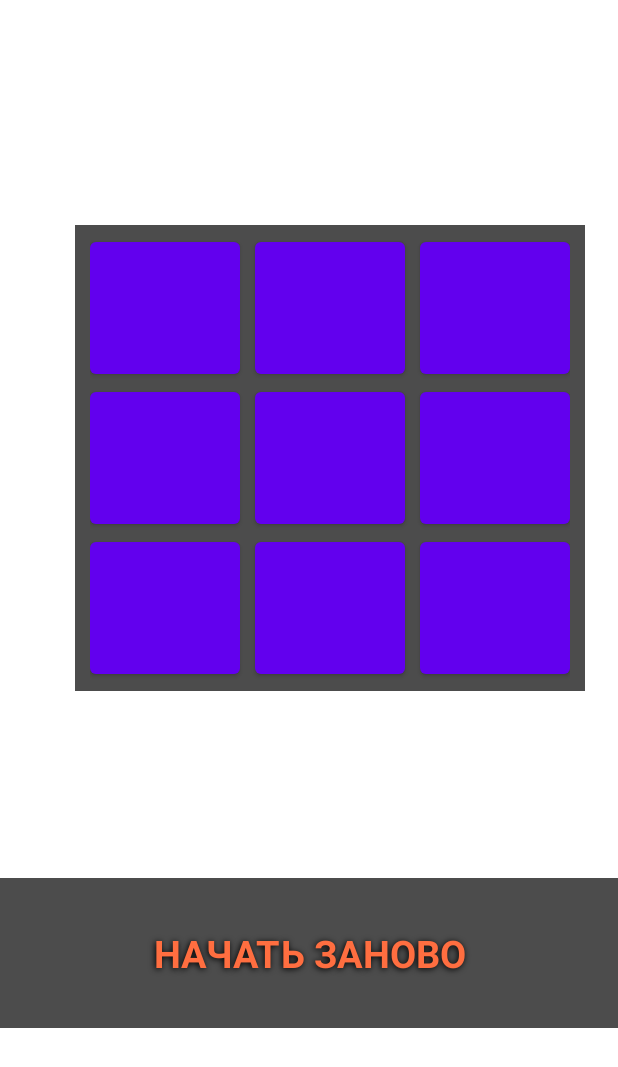
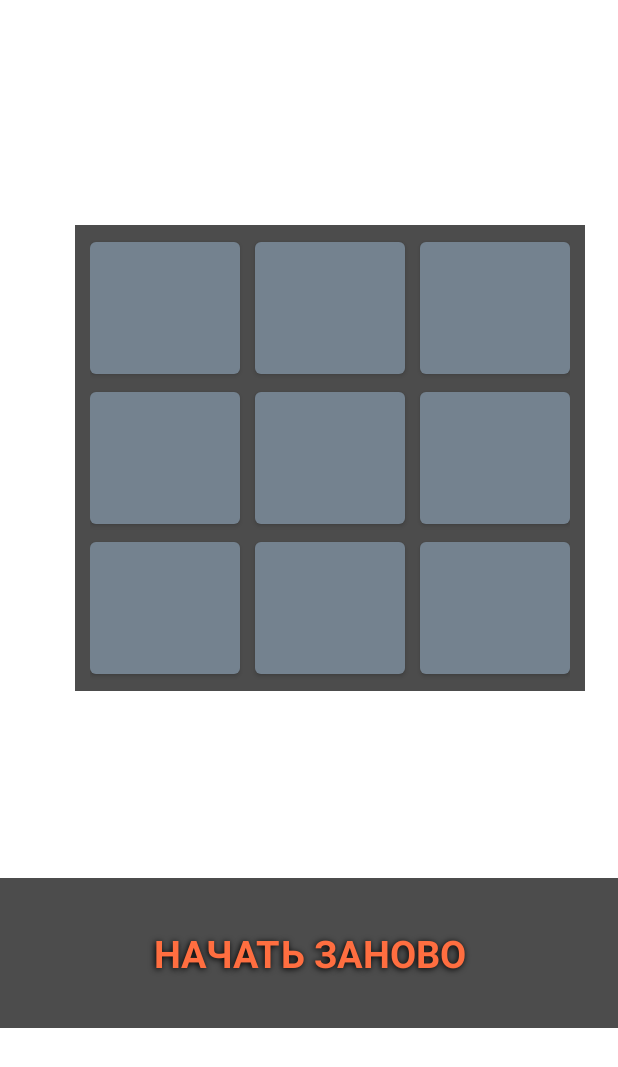
Before and after one commit to getovmyhit/CrossZero, an Android app: the screen it shows after launch (GameActivity), after a tap on an icon or button, on a phone screen of 412 x 824 dp. Shown: the top 1067 px of the screen. Run offline under Robolectric (Android 15) with nearby library versions, the phone set to English and light mode, and no system bars.

```diff
--- a/app/src/main/java/com/example/crosszero/GameActivity.kt
+++ b/app/src/main/java/com/example/crosszero/GameActivity.kt
@@ -213,7 +213,7 @@ class GameActivity : AppCompatActivity() {
             }
             if (button11.text != "" && button12.text != "" && button13.text != "" && button21.text != "" && button22.text != "" && button23.text != "" && button31.text != "" && button32.text != "" && button33.text != "") {
                 txtvictory.text = "НИЧЬЯ!"
-                txtvictory.textAlignment = View.TEXT_ALIGNMENT_TEXT_END
+                txtvictory.textAlignment = View.TEXT_ALIGNMENT_TEXT_START
                 txtvictory.isVisible=true
                 button11.isEnabled=false
                 button12.isEnabled=false
--- a/app/src/main/java/com/example/crosszero/MainActivity.kt
+++ b/app/src/main/java/com/example/crosszero/MainActivity.kt
@@ -1,9 +1,14 @@
 package com.example.crosszero
 
+import android.content.Context.MODE_PRIVATE
 import android.content.Intent
+import android.graphics.Color
 import androidx.appcompat.app.AppCompatActivity
 import android.os.Bundle
+import android.view.View
+import androidx.appcompat.app.AppCompatDelegate
 import kotlinx.android.synthetic.main.activity_main.*
+import kotlinx.android.synthetic.main.activity_main.view.*
 
 @Suppress("DEPRECATION")
 class MainActivity : AppCompatActivity() {
@@ -27,5 +32,30 @@ class MainActivity : AppCompatActivity() {
             startActivity(gamescreen)
         }
 
+/*
+        switchtheme.setOnCheckedChangeListener { buttonView, isChecked ->
+            if (isChecked) {
+                //switchtheme.text = "Dark"
+                buttonView.textAlignment = View.TEXT_ALIGNMENT_TEXT_END
+                buttonView.setTextColor(Color.WHITE)
+                buttonView.text = "Dark"
+                AppCompatDelegate.setDefaultNightMode(AppCompatDelegate.MODE_NIGHT_YES)
+                val editor = getSharedPreferences("save", MODE_PRIVATE).edit()
+                editor.putBoolean("value", true)
+                editor.apply()
+                switchtheme.isChecked = true
+            }
+            else
+            {
+                buttonView.text = "Light"
+                buttonView.textAlignment = View.TEXT_ALIGNMENT_TEXT_END
+                buttonView.setTextColor(Color.WHITE)
+                AppCompatDelegate.setDefaultNightMode(AppCompatDelegate.MODE_NIGHT_NO)
+                val editor = getSharedPreferences("save", MODE_PRIVATE).edit()
+                editor.putBoolean("value", false)
+                editor.apply()
+                switchtheme.isChecked = false
+            }
+        }*/
     }
 }
--- a/app/src/main/res/layout/activity_main.xml
+++ b/app/src/main/res/layout/activity_main.xml
@@ -6,6 +6,14 @@
     android:layout_height="match_parent"
     tools:context=".MainActivity"
     tools:ignore="ExtraText">
+
+<!--    <Switch
+        android:id="@+id/switchtheme"
+        android:layout_width="90sp"
+        android:layout_height="50sp"
+        android:text=""
+        app:layout_constraintStart_toStartOf="parent"
+        app:layout_constraintTop_toTopOf="parent" />-->
 
     <TextView
         android:id="@+id/nameGame"
--- a/app/src/main/res/values-night/themes.xml
+++ b/app/src/main/res/values-night/themes.xml
@@ -2,15 +2,16 @@
     <!-- Base application theme. -->
     <style name="Theme.CrossZero" parent="Theme.MaterialComponents.DayNight.NoActionBar">
         <!-- Primary brand color. -->
-        <item name="colorPrimary">@color/purple_200</item>
-        <item name="colorPrimaryVariant">@color/purple_700</item>
+        <item name="colorPrimary">@color/light_gray</item>
+        <item name="colorPrimaryVariant">@color/dark_gray</item>
         <item name="colorOnPrimary">@color/black</item>
+        <item name="android:textViewStyle">@color/white</item>
         <!-- Secondary brand color. -->
         <item name="colorSecondary">@color/teal_200</item>
         <item name="colorSecondaryVariant">@color/teal_200</item>
         <item name="colorOnSecondary">@color/black</item>
         <!-- Status bar color. -->
-        <item name="android:statusBarColor">?attr/colorPrimaryVariant</item>
+        <item name="android:statusBarColor">#000000</item>
         <!-- Customize your theme here. -->
     </style>
 </resources>
--- a/app/src/main/res/values/strings.xml
+++ b/app/src/main/res/values/strings.xml
@@ -4,7 +4,6 @@
     <string name="start_tittle">ВЫБЕРИТЕ, КТО НАЧИНАЕТ СВОЙ ХОД?</string>
     <string name="victory">ПОБЕДИЛ ИГРОК:</string>
     <string name="restart">НАЧАТЬ ЗАНОВО</string>
-    <string name="dialog_tittle_message">Cross&amp;Zero</string>
     <string name="nobody">НИЧЬЯ</string>
     <string name="dialog_about_message">Начать новую игру?</string>
 </resources>
--- a/app/src/main/res/values/themes.xml
+++ b/app/src/main/res/values/themes.xml
@@ -2,15 +2,16 @@
     <!-- Base application theme. -->
     <style name="Theme.CrossZero" parent="Theme.MaterialComponents.DayNight.NoActionBar">
         <!-- Primary brand color. -->
-        <item name="colorPrimary">@color/purple_500</item>
-        <item name="colorPrimaryVariant">@color/purple_700</item>
-        <item name="colorOnPrimary">@color/white</item>
+        <item name="colorPrimary">@color/light_gray</item>
+        <item name="colorPrimaryVariant">@color/purple_500</item>
+        <item name="colorOnPrimary">#FFFFFF</item>
+        <item name="android:textViewStyle">@color/black</item>
         <!-- Secondary brand color. -->
         <item name="colorSecondary">@color/teal_200</item>
         <item name="colorSecondaryVariant">@color/teal_700</item>
         <item name="colorOnSecondary">@color/black</item>
         <!-- Status bar color. -->
-        <item name="android:statusBarColor">?attr/colorPrimaryVariant</item>
+        <item name="android:statusBarColor">@color/bluesky</item>
         <!-- Customize your theme here. -->
     </style>
     <style name="Theme.CrossZero.NoActionBar">
```
